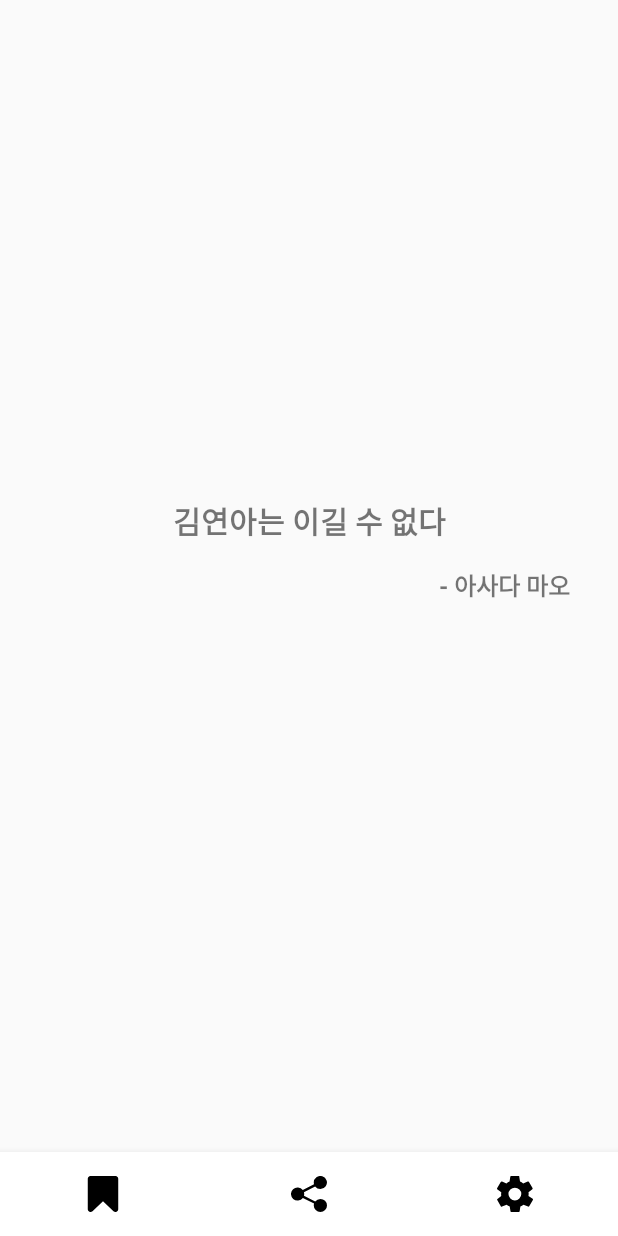
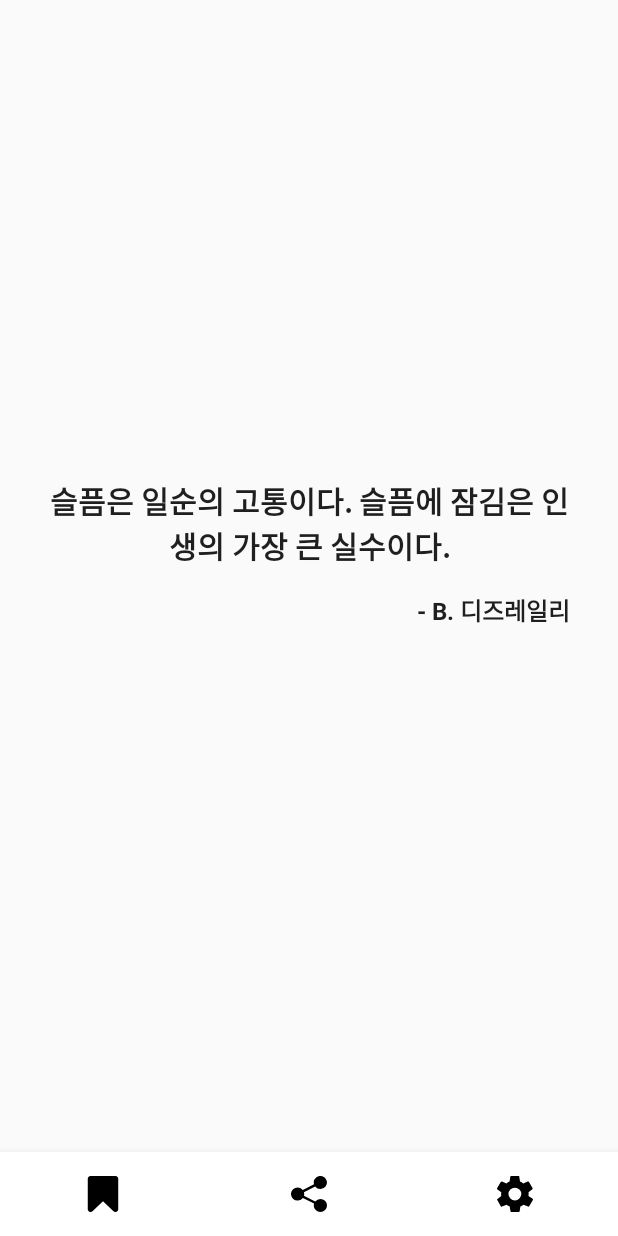
Before and after one commit to ahndwon/mind-oasis-android, an Android app: the screen it shows after launch (MainActivity), on a phone screen of 412 x 824 dp. Run offline under Robolectric (Android 15) with nearby library versions, the phone set to English and light mode, and no system bars.

Commit message:
dummy maxim recyclerView setup

```diff
--- a/app/src/main/AndroidManifest.xml
+++ b/app/src/main/AndroidManifest.xml
@@ -9,7 +9,7 @@
             android:roundIcon="@mipmap/ic_launcher_round"
             android:supportsRtl="true"
             android:theme="@style/AppTheme">
-        <activity android:name=".controllers.MainActivity">
+        <activity android:name=".acitivity.MainActivity">
             <intent-filter>
                 <action android:name="android.intent.action.MAIN"/>
 
--- /dev/null
+++ b/app/src/main/java/xyz/thingapps/mind_oasis/adapter/MaximTestAdapter.kt
@@ -0,0 +1,34 @@
+package xyz.thingapps.mind_oasis.adapter
+
+import android.view.LayoutInflater
+import android.view.View
+import android.view.ViewGroup
+import androidx.recyclerview.widget.RecyclerView
+import kotlinx.android.synthetic.main.item_maxim.view.*
+import xyz.thingapps.mind_oasis.R
+import xyz.thingapps.mind_oasis.model.Maxim
+import xyz.thingapps.mind_oasis.util.Dummies
+
+class MaximTestAdapter : RecyclerView.Adapter<MaximTestAdapter.ViewHolder>() {
+
+    override fun getItemCount(): Int {
+        return Dummies.dummyMaximList.size
+    }
+
+    override fun onCreateViewHolder(parent: ViewGroup, viewType: Int): ViewHolder {
+        return ViewHolder(LayoutInflater.from(parent.context)
+                .inflate(R.layout.item_maxim, parent, false))
+    }
+
+    override fun onBindViewHolder(holder: ViewHolder, position: Int) {
+        holder.bind(Dummies.dummyMaximList[position])
+    }
+
+    class ViewHolder(itemView: View) : RecyclerView.ViewHolder(itemView) {
+        fun bind(maxim: Maxim) {
+            this.itemView.maximTextView.text = maxim.body
+            this.itemView.authorTextView.text = this.itemView.context
+                    .getString(R.string.author_format, maxim.author)
+        }
+    }
+}
--- a/app/src/main/java/xyz/thingapps/mind_oasis/controllers/HomeFragment.kt
+++ /dev/null
@@ -1,17 +0,0 @@
-package xyz.thingapps.mind_oasis.controllers
-
-import android.os.Bundle
-import android.view.LayoutInflater
-import android.view.View
-import android.view.ViewGroup
-import androidx.fragment.app.Fragment
-import xyz.thingapps.mind_oasis.R
-
-class HomeFragment : Fragment() {
-
-    override fun onCreateView(inflater: LayoutInflater, container: ViewGroup?, savedInstanceState: Bundle?): View? {
-        val view = inflater.inflate(R.layout.home_fragment, container, false)
-
-        return view
-    }
-}
--- a/app/src/main/java/xyz/thingapps/mind_oasis/controllers/BookmarkFragment.kt
+++ b/app/src/main/java/xyz/thingapps/mind_oasis/fragment/BookmarkFragment.kt
@@ -1,4 +1,4 @@
-package xyz.thingapps.mind_oasis.controllers
+package xyz.thingapps.mind_oasis.fragment
 
 import android.os.Bundle
 import android.view.LayoutInflater
--- /dev/null
+++ b/app/src/main/java/xyz/thingapps/mind_oasis/fragment/HomeFragment.kt
@@ -0,0 +1,28 @@
+package xyz.thingapps.mind_oasis.fragment
+
+import android.os.Bundle
+import android.view.LayoutInflater
+import android.view.View
+import android.view.ViewGroup
+import androidx.fragment.app.Fragment
+import androidx.recyclerview.widget.LinearLayoutManager
+import androidx.recyclerview.widget.LinearSnapHelper
+import kotlinx.android.synthetic.main.home_fragment.view.*
+import xyz.thingapps.mind_oasis.R
+import xyz.thingapps.mind_oasis.adapter.MaximTestAdapter
+
+class HomeFragment : Fragment() {
+
+    override fun onCreateView(inflater: LayoutInflater, container: ViewGroup?, savedInstanceState: Bundle?): View? {
+        val view = inflater.inflate(R.layout.home_fragment, container, false)
+
+        view.maximRecyclerView.adapter = MaximTestAdapter()
+        view.maximRecyclerView.layoutManager = LinearLayoutManager(view.context).apply {
+            this.orientation = LinearLayoutManager.HORIZONTAL
+        }
+
+        LinearSnapHelper().attachToRecyclerView(view.maximRecyclerView)
+
+        return view
+    }
+}
--- a/app/src/main/java/xyz/thingapps/mind_oasis/controllers/SettingsFragment.kt
+++ b/app/src/main/java/xyz/thingapps/mind_oasis/fragment/SettingsFragment.kt
@@ -1,13 +1,12 @@
-package xyz.thingapps.mind_oasis.controllers
+package xyz.thingapps.mind_oasis.fragment
 
 import android.content.Context
 import android.net.Uri
 import android.os.Bundle
-import androidx.fragment.app.Fragment
 import android.view.LayoutInflater
 import android.view.View
 import android.view.ViewGroup
-
+import androidx.fragment.app.Fragment
 import xyz.thingapps.mind_oasis.R
 
 // TODO: Rename parameter arguments, choose names that match
--- a/app/src/main/java/xyz/thingapps/mind_oasis/utils/Dummies.kt
+++ b/app/src/main/java/xyz/thingapps/mind_oasis/util/Dummies.kt
@@ -1,4 +1,4 @@
-package xyz.thingapps.mind_oasis.utils
+package xyz.thingapps.mind_oasis.util
 
 import xyz.thingapps.mind_oasis.model.Maxim
 import java.util.*
@@ -10,13 +10,16 @@
         val maxim2 = Maxim(UUID.randomUUID().toString(), 1, "늦게 오는 기쁨은 늦게 떠난다.", "L. J. 베이츠", JOY)
         val maxim3 = Maxim(UUID.randomUUID().toString(), 2, "승리하는 자가 웃는다. ", "J. 헤이우드", JOY)
         val maxim4 =
-            Maxim(UUID.randomUUID().toString(), 3, "꽃을 받는 것은 정말 멋진 일이다. 당신이 아직 꽃향기를 맡을 수 있는 동안에는. ", "리너 혼", JOY)
+                Maxim(UUID.randomUUID().toString(), 3, "꽃을 받는 것은 정말 멋진 일이다. 당신이 아직 꽃향기를 맡을 수 있는 동안에는. ", "리너 혼", JOY)
         val maxim5 = Maxim(UUID.randomUUID().toString(), 4, "고기를 낚으러 가는 노인의 가슴 속엔 언제나 어린 소년이 들어 있다.", "J.콜더 조셉", JOY)
         val maxim6 = Maxim(UUID.randomUUID().toString(), 5, "유머란 깊이 있는 관찰 결과를 다정하게 전달하는 방법.", "리오 로스튼", JOY)
         val maxim7 = Maxim(UUID.randomUUID().toString(), 6, "웃음소리는 울음소리보다 멀리 간다.", "히브리 격언", JOY)
         val maxim8 =
-            Maxim(UUID.randomUUID().toString(), 7, "자기 자신에 대해 웃을 수 있는 사람처럼 행복한 사람은 없다. 매일 웃으면서 살 테니.", "하비브 부르기바", JOY)
+                Maxim(UUID.randomUUID().toString(), 7, "자기 자신에 대해 웃을 수 있는 사람처럼 행복한 사람은 없다. 매일 웃으면서 살 테니.", "하비브 부르기바", JOY)
         val maxim9 = Maxim(UUID.randomUUID().toString(), 8, "누구나 다 즐겁게 해주려면 결국 아무도 즐겁게 해줄 수 없다.", "이솝", JOY)
         val maxim10 = Maxim(UUID.randomUUID().toString(), 9, "시(詩)란 즐거움으로 시작해서 지혜로 끝나는 것.", "로버트 프로스트", JOY)
+
+        val dummyMaximList = listOf(maxim1, maxim2, maxim3, maxim4, maxim5, maxim6,
+                maxim7, maxim8, maxim9, maxim10)
     }
 }
--- a/app/src/main/java/xyz/thingapps/mind_oasis/utils/Extensions.kt
+++ b/app/src/main/java/xyz/thingapps/mind_oasis/util/Extensions.kt
@@ -1,4 +1,4 @@
-package xyz.thingapps.mind_oasis.utils
+package xyz.thingapps.mind_oasis.util
 
 import android.app.Activity
 import android.os.Build
--- a/app/src/main/java/xyz/thingapps/mind_oasis/utils/ObservableViewModel.kt
+++ b/app/src/main/java/xyz/thingapps/mind_oasis/util/ObservableViewModel.kt
@@ -1,4 +1,4 @@
-package xyz.thingapps.mind_oasis.utils
+package xyz.thingapps.mind_oasis.util
 
 import androidx.databinding.Observable
 import androidx.databinding.PropertyChangeRegistry
--- a/app/src/main/java/xyz/thingapps/mind_oasis/viewmodel/HomeViewModel.kt
+++ b/app/src/main/java/xyz/thingapps/mind_oasis/viewmodel/HomeViewModel.kt
@@ -2,7 +2,7 @@
 
 import androidx.databinding.Bindable
 import xyz.thingapps.mind_oasis.model.Maxim
-import xyz.thingapps.mind_oasis.utils.ObservableViewModel
+import xyz.thingapps.mind_oasis.util.ObservableViewModel
 
 class HomeViewModel : ObservableViewModel() {
 
--- a/app/src/main/res/layout/activity_main.xml
+++ b/app/src/main/res/layout/activity_main.xml
@@ -4,7 +4,7 @@
     xmlns:tools="http://schemas.android.com/tools"
     android:layout_width="match_parent"
     android:layout_height="match_parent"
-    tools:context=".controllers.MainActivity">
+    tools:context=".acitivity.MainActivity">
 
     <FrameLayout
         android:id="@+id/mainContainer"
--- a/app/src/main/res/layout/bookmark_fragment.xml
+++ b/app/src/main/res/layout/bookmark_fragment.xml
@@ -4,7 +4,7 @@
         xmlns:tools="http://schemas.android.com/tools"
         android:layout_width="match_parent"
         android:layout_height="match_parent"
-        tools:context=".controllers.BookmarkFragment">
+    tools:context=".fragment.BookmarkFragment">
 
     <TextView
             android:layout_width="match_parent"
--- a/app/src/main/res/layout/fragment_settings.xml
+++ b/app/src/main/res/layout/fragment_settings.xml
@@ -3,7 +3,7 @@
              xmlns:tools="http://schemas.android.com/tools"
              android:layout_width="match_parent"
              android:layout_height="match_parent"
-             tools:context=".controllers.SettingsFragment">
+    tools:context=".fragment.SettingsFragment">
 
     <!-- TODO: Update blank fragment layout -->
     <TextView
--- a/app/src/main/res/layout/home_fragment.xml
+++ b/app/src/main/res/layout/home_fragment.xml
@@ -1,33 +1,18 @@
 <?xml version="1.0" encoding="utf-8"?>
-<androidx.constraintlayout.widget.ConstraintLayout xmlns:android="http://schemas.android.com/apk/res/android"
-    xmlns:app="http://schemas.android.com/apk/res-auto"
-    android:orientation="vertical"
+<FrameLayout xmlns:android="http://schemas.android.com/apk/res/android"
     android:layout_width="match_parent"
-    android:layout_height="match_parent">
+    android:layout_height="match_parent"
+    xmlns:tool="http://schemas.android.com/tools"
+    android:orientation="vertical">
 
-    <TextView
-        android:id="@+id/maximTextView"
-        android:layout_width="wrap_content"
-        android:layout_height="wrap_content"
-        android:text="@string/test_maxim"
-        android:textSize="20sp"
-        android:textStyle="bold"
-        app:layout_constraintBottom_toBottomOf="parent"
-        app:layout_constraintLeft_toLeftOf="parent"
-        app:layout_constraintRight_toRightOf="parent"
-        app:layout_constraintTop_toTopOf="parent"
-        app:layout_constraintVertical_bias="0.45" />
+    <androidx.recyclerview.widget.RecyclerView
+        android:id="@+id/maximRecyclerView"
+        android:layout_width="match_parent"
+        android:layout_height="match_parent"
+        android:orientation="horizontal"
+        tool:listitem="@layout/item_maxim">
 
-    <TextView
-        android:layout_width="wrap_content"
-        android:layout_height="wrap_content"
-        android:layout_marginTop="16dp"
-        android:layout_marginEnd="32dp"
-        android:text="@string/test_author"
-        android:textSize="16sp"
-        android:textStyle="bold
-"
-        app:layout_constraintEnd_toEndOf="parent"
-        app:layout_constraintTop_toBottomOf="@id/maximTextView" />
+    </androidx.recyclerview.widget.RecyclerView>
 
-</androidx.constraintlayout.widget.ConstraintLayout>
+
+</FrameLayout>
--- /dev/null
+++ b/app/src/main/res/layout/item_maxim.xml
@@ -0,0 +1,37 @@
+<?xml version="1.0" encoding="utf-8"?>
+<androidx.constraintlayout.widget.ConstraintLayout xmlns:android="http://schemas.android.com/apk/res/android"
+    xmlns:app="http://schemas.android.com/apk/res-auto"
+    android:layout_width="match_parent"
+    android:layout_height="match_parent">
+
+    <TextView
+        android:id="@+id/maximTextView"
+        android:layout_width="wrap_content"
+        android:layout_height="wrap_content"
+        android:text="@string/test_maxim"
+        android:textSize="20sp"
+        android:textStyle="bold"
+        android:paddingStart="32dp"
+        android:paddingEnd="32dp"
+        android:textAlignment="center"
+        android:textColor="@color/lightBlack"
+        app:layout_constraintBottom_toBottomOf="parent"
+        app:layout_constraintLeft_toLeftOf="parent"
+        app:layout_constraintRight_toRightOf="parent"
+        app:layout_constraintTop_toTopOf="parent"
+        app:layout_constraintVertical_bias="0.45" />
+
+    <TextView
+        android:id="@+id/authorTextView"
+        android:layout_width="wrap_content"
+        android:layout_height="wrap_content"
+        android:layout_marginTop="16dp"
+        android:layout_marginEnd="32dp"
+        android:text="@string/test_author"
+        android:textSize="16sp"
+        android:textStyle="bold"
+        android:textColor="@color/lightBlack"
+        app:layout_constraintEnd_toEndOf="parent"
+        app:layout_constraintTop_toBottomOf="@id/maximTextView" />
+
+</androidx.constraintlayout.widget.ConstraintLayout>
--- a/app/src/main/res/values/colors.xml
+++ b/app/src/main/res/values/colors.xml
@@ -4,6 +4,8 @@
     <color name="colorPrimaryDark">#00574B</color>
     <color name="colorAccent">#D81B60</color>
 
+    <color name="lightBlack">#1f1f1f</color>
+
     <drawable name="navigationSelected">#000000</drawable>
     <drawable name="navigationUnselected">#bbbbbb</drawable>
 </resources>
--- a/app/src/main/res/values/strings.xml
+++ b/app/src/main/res/values/strings.xml
@@ -8,4 +8,6 @@
     <string name="hello_blank_fragment">Hello blank fragment</string>
     <string name="test_maxim">김연아는 이길 수 없다</string>
     <string name="test_author">- 아사다 마오</string>
+
+    <string name="author_format">- %s</string>
 </resources>
```
Also changed, not shown: app/src/main/java/xyz/thingapps/mind_oasis/acitivity/MainActivity.kt (renamed from app/src/main/java/xyz/thingapps/mind_oasis/controllers/MainActivity.kt, +9 -5 lines).
